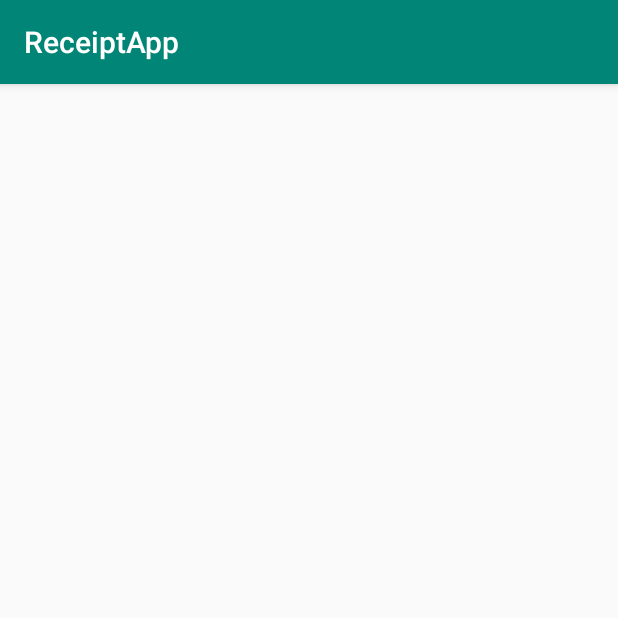
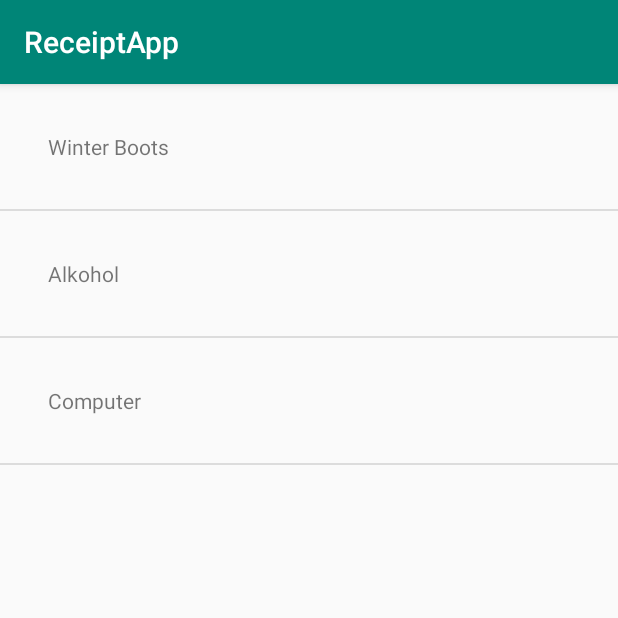
Before and after one commit to Szymonciu/ReceiptApp, an Android app: the screen it shows after launch (ListOfReceipt before the commit, ReceiptListActivity after it), after a tap on "List Of Receipt", on a phone screen of 412 x 824 dp, the top half of it. Run offline under Robolectric (Android 15) with nearby library versions, the phone set to English and light mode, and no system bars.

Commit message:
List of Receipt

```diff
--- a/app/build.gradle
+++ b/app/build.gradle
@@ -22,6 +22,7 @@ dependencies {
     implementation fileTree(dir: 'libs', include: ['*.jar'])
     implementation 'com.android.support:appcompat-v7:28.0.0'
     implementation 'com.android.support:design:28.0.0'
+    implementation 'com.android.support:recyclerview-v7:28.0.0'
     implementation 'com.android.support.constraint:constraint-layout:1.1.3'
     testImplementation 'junit:junit:4.12'
     androidTestImplementation 'com.android.support.test:runner:1.0.2'
--- a/app/src/main/AndroidManifest.xml
+++ b/app/src/main/AndroidManifest.xml
@@ -2,7 +2,6 @@
 <manifest xmlns:android="http://schemas.android.com/apk/res/android"
     xmlns:tools="http://schemas.android.com/tools"
     package="com.example.pc.receiptapp">
-
 
     <application
         android:allowBackup="true"
@@ -22,6 +21,7 @@
         <activity android:name=".features.home.HomeActivity" />
         <activity android:name=".AddReceipt" />
         <activity android:name=".ListOfReceipt" />
+        <activity android:name=".features.list.ReceiptListActivity"></activity>
     </application>
 
 </manifest>
--- /dev/null
+++ b/app/src/main/java/com/example/pc/receiptapp/core/Receipt.java
@@ -0,0 +1,13 @@
+package com.example.pc.receiptapp.core;
+
+public class Receipt {
+    private String title;
+
+    public Receipt(String title) {
+        this.title = title;
+    }
+
+    public java.lang.String getTitle() {
+        return title;
+    }
+}
--- a/app/src/main/java/com/example/pc/receiptapp/features/home/HomeActivity.java
+++ b/app/src/main/java/com/example/pc/receiptapp/features/home/HomeActivity.java
@@ -9,8 +9,8 @@ import android.widget.ImageView;
 
 import com.example.pc.receiptapp.AddReceipt;
 import com.example.pc.receiptapp.InfoDialog;
-import com.example.pc.receiptapp.ListOfReceipt;
 import com.example.pc.receiptapp.R;
+import com.example.pc.receiptapp.features.list.ReceiptListActivity;
 
 public class HomeActivity extends AppCompatActivity implements HomeContract.View {
 
@@ -77,7 +77,7 @@ public class HomeActivity extends AppCompatActivity implements HomeContract.View
 
     @Override
     public void openListOfReceiptScreen() {
-        Intent intent = new Intent(this, ListOfReceipt.class);
+        Intent intent = new Intent(this, ReceiptListActivity.class);
         startActivity(intent);
     }
 
--- /dev/null
+++ b/app/src/main/java/com/example/pc/receiptapp/features/list/ReceiptListActivity.java
@@ -0,0 +1,47 @@
+package com.example.pc.receiptapp.features.list;
+
+import android.os.Bundle;
+import android.support.v7.app.AppCompatActivity;
+import android.support.v7.widget.DividerItemDecoration;
+import android.support.v7.widget.LinearLayoutManager;
+import android.support.v7.widget.RecyclerView;
+
+import com.example.pc.receiptapp.R;
+import com.example.pc.receiptapp.core.Receipt;
+
+import java.util.Arrays;
+import java.util.List;
+
+public class ReceiptListActivity extends AppCompatActivity {
+
+    private RecyclerView recyclerView;
+    private ReceiptListAdapter adapter;
+
+    @Override
+    protected void onCreate(Bundle savedInstanceState) {
+        super.onCreate(savedInstanceState);
+        setContentView(R.layout.activity_receipt_list);
+
+        setupRecycler();
+        initAdapter();
+    }
+
+    private void setupRecycler() {
+        recyclerView = findViewById(R.id.recycler_view);
+        recyclerView.setHasFixedSize(true);
+        recyclerView.addItemDecoration(new DividerItemDecoration(this, DividerItemDecoration.VERTICAL));
+        recyclerView.setLayoutManager(new LinearLayoutManager(this));
+
+        adapter = new ReceiptListAdapter();
+        recyclerView.setAdapter(adapter);
+    }
+
+    private void initAdapter() {
+        List<Receipt> receiptList = Arrays.asList(
+                new Receipt("Winter Boots"),
+                new Receipt("Alkohol"),
+                new Receipt("Computer")
+        );
+        adapter.setReceiptList(receiptList);
+    }
+}
--- /dev/null
+++ b/app/src/main/java/com/example/pc/receiptapp/features/list/ReceiptListAdapter.java
@@ -0,0 +1,55 @@
+package com.example.pc.receiptapp.features.list;
+
+import android.support.annotation.NonNull;
+import android.support.v7.widget.RecyclerView;
+import android.view.LayoutInflater;
+import android.view.View;
+import android.view.ViewGroup;
+import android.widget.TextView;
+
+import com.example.pc.receiptapp.R;
+import com.example.pc.receiptapp.core.Receipt;
+
+import java.util.List;
+
+public class ReceiptListAdapter extends RecyclerView.Adapter<ReceiptListAdapter.ReceiptViewHolder> {
+
+
+    private List<Receipt> receiptList;
+
+    public void setReceiptList(List<Receipt> receiptList) {
+        this.receiptList = receiptList;
+    }
+
+    @NonNull
+    @Override
+    public ReceiptViewHolder onCreateViewHolder(@NonNull ViewGroup viewGroup, int i) {
+        View view = LayoutInflater.from(viewGroup.getContext()).inflate(R.layout.item_receipt, viewGroup, false);
+        return new ReceiptViewHolder(view);
+    }
+
+    @Override
+    public void onBindViewHolder(@NonNull ReceiptViewHolder receiptViewHolder, int position) {
+        Receipt receipt = receiptList.get(position);
+        receiptViewHolder.bind(receipt);
+    }
+
+    @Override
+    public int getItemCount() {
+        return receiptList.size();
+    }
+
+    public class ReceiptViewHolder extends RecyclerView.ViewHolder {
+
+        private TextView title;
+
+        public ReceiptViewHolder(@NonNull View itemView) {
+            super(itemView);
+            title = itemView.findViewById(R.id.title);
+        }
+
+        public void bind(Receipt receipt) {
+            title.setText(receipt.getTitle());
+        }
+    }
+}
--- /dev/null
+++ b/app/src/main/res/layout/activity_receipt_list.xml
@@ -0,0 +1,15 @@
+<?xml version="1.0" encoding="utf-8"?>
+<LinearLayout xmlns:android="http://schemas.android.com/apk/res/android"
+
+    xmlns:tools="http://schemas.android.com/tools"
+    android:layout_width="match_parent"
+    android:layout_height="match_parent"
+    tools:context=".features.list.ReceiptListActivity">
+
+    <android.support.v7.widget.RecyclerView
+        android:id="@+id/recycler_view"
+        android:layout_width="match_parent"
+        android:layout_height="match_parent" />
+
+
+</LinearLayout>
--- /dev/null
+++ b/app/src/main/res/layout/item_receipt.xml
@@ -0,0 +1,16 @@
+<?xml version="1.0" encoding="utf-8"?>
+<LinearLayout xmlns:android="http://schemas.android.com/apk/res/android"
+    xmlns:tools="http://schemas.android.com/tools"
+    android:orientation="vertical"
+    android:layout_width="match_parent"
+    android:layout_height="wrap_content"
+    android:padding="16dp">
+
+    <TextView
+        android:id="@+id/title"
+        android:layout_width="match_parent"
+        android:layout_height="wrap_content"
+        android:padding="16dp"
+        tools:text="Paragon za buty zimowe" />
+
+</LinearLayout>
```
